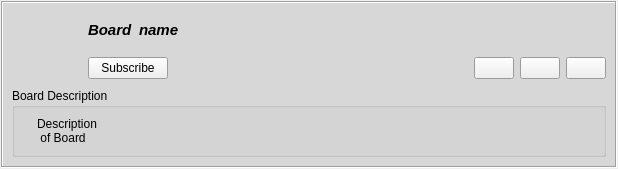
Before: the Qt Designer form retroshare-gui/src/gui/feeds/PostedGroupItem.ui in RetroShare/RetroShare, drawn with Qt 5.
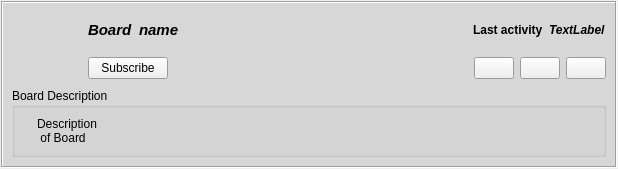
After: the same form once the commit is applied. Icons and pictures are not drawn.

Commit message:
Added to show on New Board/New Channel feed last updated time
Added to show on New Board/New Channel feed last updated time

The edit to the form file:
```diff
--- a/retroshare-gui/src/gui/feeds/PostedGroupItem.ui
+++ b/retroshare-gui/src/gui/feeds/PostedGroupItem.ui
@@ -213,6 +213,33 @@
             </property>
            </spacer>
           </item>
+          <item>
+           <widget class="QLabel" name="infoLastPostLabel">
+            <property name="font">
+             <font>
+              <weight>75</weight>
+              <bold>true</bold>
+             </font>
+            </property>
+            <property name="text">
+             <string>Last activity</string>
+            </property>
+           </widget>
+          </item>
+          <item>
+           <widget class="QLabel" name="infoLastPost">
+            <property name="font">
+             <font>
+              <weight>75</weight>
+              <italic>true</italic>
+              <bold>true</bold>
+             </font>
+            </property>
+            <property name="text">
+             <string>TextLabel</string>
+            </property>
+           </widget>
+          </item>
          </layout>
         </item>
         <item row="1" column="1">
```
The commit also changes 3 other files.
